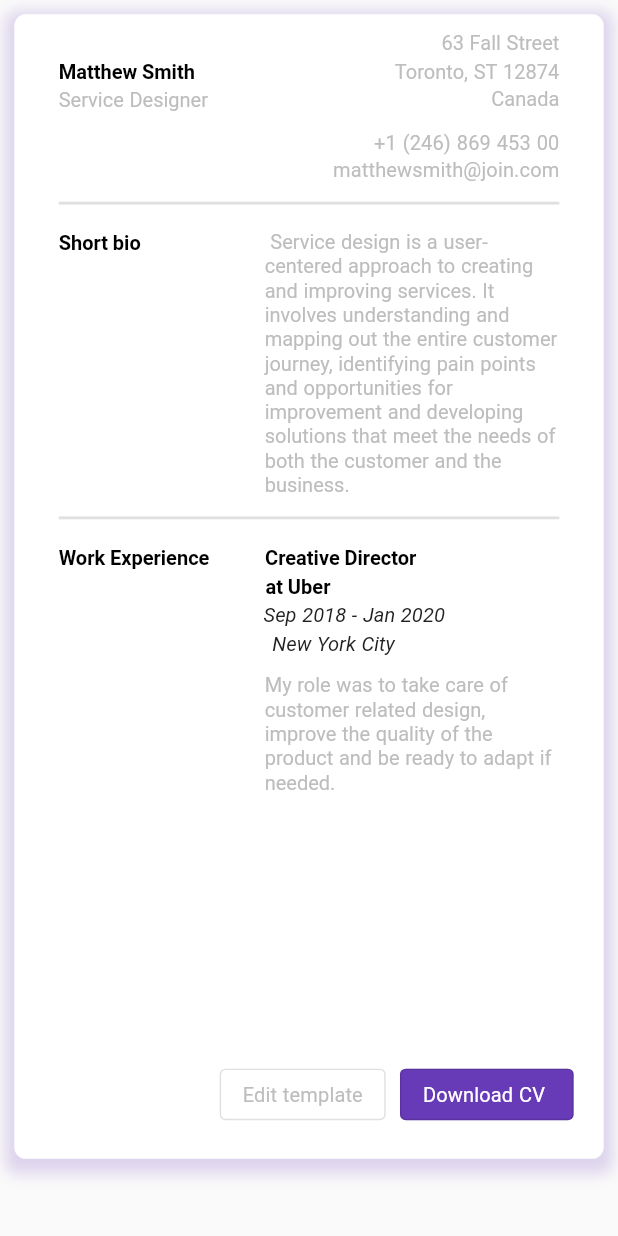
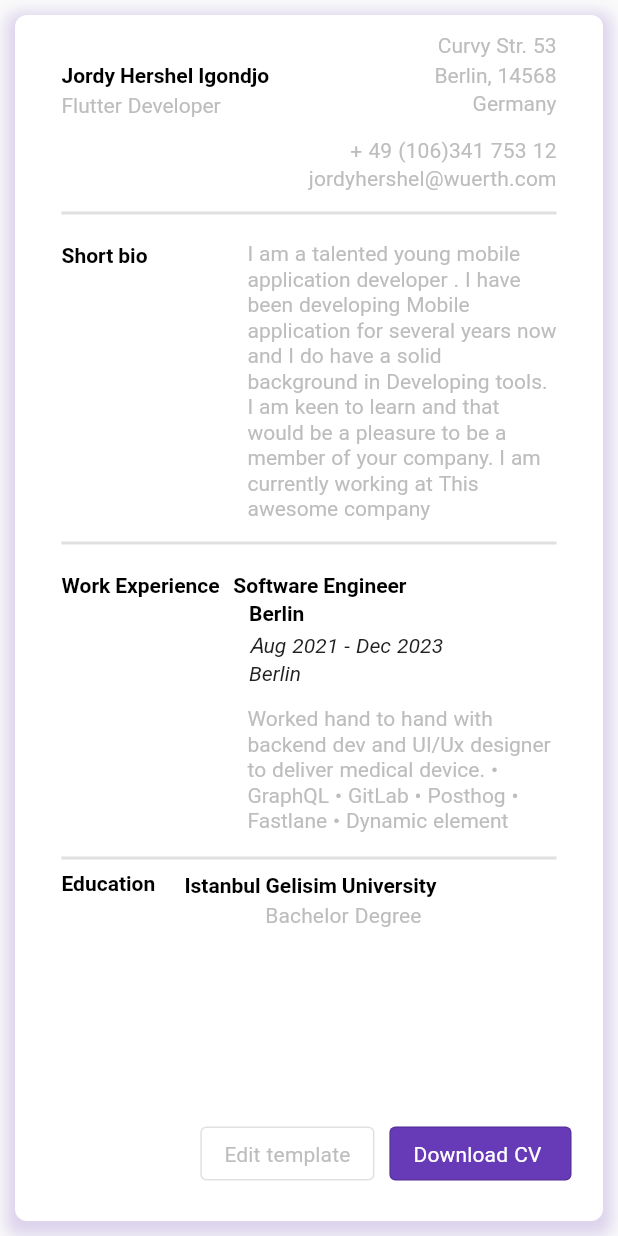
Before and after one commit to JordyHers-org/flutter_resume_template, a Flutter app: the screen it shows after launch, on a phone screen of 412 x 824 dp. Run offline on Flutter 3.47's test engine with Material 2 defaults, Android fonts, the phone set to English and light mode, and no system bars; drawn by our look-alikes of auto_size_text; our stand-ins replace google_fonts; Roboto replaces fonts that are missing (Tinos).

Commit message:
improved package added TextField

```diff
--- /dev/null
+++ b/example/lib/data/data.dart
@@ -0,0 +1,22 @@
+import 'package:flutter_resume_template/flutter_resume_template.dart';
+
+TemplateData data = TemplateData(
+  'Jordy Hershel Igondjo',
+  'Flutter Developer',
+  'Curvy Str. 53',
+  'Berlin, 14568',
+  'Germany',
+  'jordyhershel@wuerth.com',
+  '+ 49 (106)341 753 12',
+  'I am a talented young mobile application developer .'
+      ' I have been developing Mobile application for several years now and'
+      ' I do have a solid background in Developing tools. I am keen to '
+      'learn and that would be a pleasure to be a member of your company.'
+      ' I am currently working at This awesome company',
+  'Software Engineer',
+  'at Mindable Health',
+  'Aug 2021 - Dec 2023',
+  'Berlin',
+  '''Worked hand to hand with backend dev and UI/Ux designer to deliver medical device. • GraphQL • GitLab • Posthog • Fastlane • Dynamic element ''',
+  'Istanbul Gelisim University',
+);
--- a/example/lib/main.dart
+++ b/example/lib/main.dart
@@ -1,4 +1,5 @@
 import 'package:flutter_resume_template/flutter_resume_template.dart';
+import 'package:flutter_resume_template_example/data/data.dart';
 
 void main() {
   runApp(const MyApp());
@@ -21,6 +22,7 @@ class _MyAppState extends State<MyApp> {
         child: Scaffold(
           body: FlutterResumeTemplate(
             templateTheme: TemplateTheme.business,
+            data: data,
           ),
         ),
       ),
--- a/lib/flutter_resume_template.dart
+++ b/lib/flutter_resume_template.dart
@@ -5,5 +5,6 @@ export 'package:flutter_resume_template/src/layout/layout_business.dart';
 export 'package:flutter_resume_template/src/layout/layout_classic.dart';
 export 'package:flutter_resume_template/src/layout/layout_modern.dart';
 export 'package:flutter_resume_template/src/layout/layout_technical.dart';
+export 'package:flutter_resume_template/src/model/resume_template_data_model.dart';
 export 'package:flutter_resume_template/src/styles/theme.dart';
 export 'package:flutter_resume_template/src/utils/config.dart';
--- a/lib/src/app.dart
+++ b/lib/src/app.dart
@@ -1,9 +1,25 @@
 import 'package:flutter_resume_template/flutter_resume_template.dart';
+import 'package:flutter_resume_template/src/utils/strings.dart';
 
 class FlutterResumeTemplate extends StatefulWidget {
+  /// The [TemplateTheme] class holds two main information:
+  /// The template type and the theme data;
+  ///The theme and visual appearance depend on the selected
+  /// TemplateType.
   final TemplateTheme templateTheme;
 
-  const FlutterResumeTemplate({Key? key, required this.templateTheme})
+  /// The [TemplateData] class holds the general values available on the
+  /// on the resume. They are specifically separated to make them quite
+  /// modular. the [fullName] and [currentPosition] are on the top left.
+  ///
+  /// The  [street] , [address], [country], [email] and [phoneNumber] are
+  /// all at the top right corner. Although the location depend on the
+  /// template type.
+  ///
+  final TemplateData? data;
+
+  const FlutterResumeTemplate(
+      {Key? key, required this.templateTheme, this.data})
       : super(key: key);
 
   @override
@@ -25,7 +41,7 @@ class _FlutterResumeTemplateState extends State<FlutterResumeTemplate> {
         case TemplateType.technicalResume:
           return LayoutTechnical(h: h, w: w);
         case TemplateType.businessResume:
-          return LayoutBusiness(h: h, w: w);
+          return LayoutBusiness(h: h, w: w, data: widget.data ?? Str.mockData);
       }
     });
   }
--- a/lib/src/components/auto_size_text.dart
+++ b/lib/src/components/auto_size_text.dart
@@ -1,7 +1,7 @@
 import 'package:auto_size_text/auto_size_text.dart';
 import 'package:flutter_resume_template/flutter_resume_template.dart';
 
-class DisplayText extends StatelessWidget {
+class DisplayText extends StatefulWidget {
   final String text;
   final int? maxLines;
   final TextStyle? style;
@@ -20,14 +20,40 @@ class DisplayText extends StatelessWidget {
   }) : super(key: key);
 
   @override
+  State<DisplayText> createState() => _DisplayTextState();
+}
+
+class _DisplayTextState extends State<DisplayText> {
+  bool showFirstWidget = true;
+  final TextEditingController _controller = TextEditingController();
+
+  @override
   Widget build(BuildContext context) {
-    return AutoSizeText(
-      text,
-      presetFontSizes: const [14, 15, 16, 17],
-      maxFontSize: maxFontSize ?? 30.0,
-      minFontSize: minFontSize ?? 10.0,
-      maxLines: maxLines ?? 3,
-      style: style,
-    );
+    return showFirstWidget
+        ? GestureDetector(
+            onTap: () => setState(() {
+              showFirstWidget = false;
+            }),
+            child: AutoSizeText(
+              widget.text,
+              presetFontSizes: const [14, 15, 16, 17],
+              maxFontSize: widget.maxFontSize ?? 30.0,
+              minFontSize: widget.minFontSize ?? 10.0,
+              maxLines: widget.maxLines ?? 3,
+              style: widget.style,
+            ),
+          )
+        : SizedBox(
+            width: 110,
+            height: 50,
+            child: TextField(
+              controller: _controller,
+              cursorColor: Colors.amber,
+              decoration: const InputDecoration(),
+              onTap: () => setState(() {
+                showFirstWidget = true;
+              }),
+            ),
+          );
   }
 }
--- a/lib/src/layout/layout_business.dart
+++ b/lib/src/layout/layout_business.dart
@@ -1,24 +1,19 @@
-import 'dart:io';
-import 'dart:typed_data';
-import 'dart:ui' as ui;
-
-import 'package:flutter/rendering.dart';
 import 'package:flutter_resume_template/flutter_resume_template.dart';
 import 'package:flutter_resume_template/src/components/auto_size_text.dart';
 import 'package:flutter_resume_template/src/components/section_bio_container.dart';
-import 'package:flutter_resume_template/src/utils/strings.dart';
-import 'package:path_provider/path_provider.dart';
-import 'package:pdf/widgets.dart' as pw;
+import 'package:flutter_resume_template/src/repository/pdf_saver.dart';
 
 class LayoutBusiness extends StatefulWidget {
   const LayoutBusiness({
     super.key,
+    required this.data,
     required this.h,
     required this.w,
   });
 
   final double h;
   final double w;
+  final TemplateData data;
 
   @override
   State<LayoutBusiness> createState() => _LayoutBusinessState();
@@ -27,45 +22,11 @@ class LayoutBusiness extends StatefulWidget {
 class _LayoutBusinessState extends State<LayoutBusiness> {
   GlobalKey globalKey = GlobalKey();
 
-  Future<Uint8List> _capturePng() async {
-    RenderRepaintBoundary boundary =
-        globalKey.currentContext!.findRenderObject() as RenderRepaintBoundary;
-    ui.Image image = await boundary.toImage(pixelRatio: 3.0);
-    ByteData? byteData = await image.toByteData(format: ui.ImageByteFormat.png);
-    return byteData!.buffer.asUint8List();
-  }
-
-  Future<void> _createPDF() async {
-    final pdf = pw.Document();
-
-    final image = pw.MemoryImage(
-      await _capturePng(),
-    );
-
-    pdf.addPage(
-      pw.Page(
-        build: (pw.Context context) {
-          return pw.Center(
-            child: pw.Image(image),
-          );
-        },
-      ),
-    );
-
-    final directory = await getTemporaryDirectory();
-    final path = '${directory.path}/resume_type_.pdf';
-
-    final file = File(path);
-    await file.writeAsBytes(await pdf.save());
-  }
-
   @override
   Widget build(BuildContext context) {
-    return FittedBox(
-      fit: BoxFit.contain,
-      child: Container(
+    return Container(
       alignment: Alignment.centerRight,
-        height: widget.h < 670 ? widget.h * 1.2 : Config.largeHeight,
+      height: widget.h < 670 ? widget.h * 1.2 : widget.h,
       width: widget.w < 400 ? widget.w : widget.w * 0.2,
       margin: Config.margin,
       constraints: BoxConstraints(
@@ -83,7 +44,7 @@ class _LayoutBusinessState extends State<LayoutBusiness> {
               top: 30,
               left: 30,
               child: DisplayText(
-                  text: 'Matthew Smith',
+                text: widget.data.fullName,
                 style: Theme.of(context).textTheme.displayLarge,
               ),
             ),
@@ -91,7 +52,7 @@ class _LayoutBusinessState extends State<LayoutBusiness> {
               top: 50,
               left: 30,
               child: DisplayText(
-                  text: 'Service Designer ',
+                text: widget.data.currentPosition,
                 style: Theme.of(context).textTheme.titleMedium,
               ),
             ),
@@ -99,7 +60,7 @@ class _LayoutBusinessState extends State<LayoutBusiness> {
               top: 10,
               right: 30,
               child: DisplayText(
-                  text: '63 Fall Street',
+                text: widget.data.street,
                 style: Theme.of(context).textTheme.titleMedium,
               ),
             ),
@@ -107,7 +68,7 @@ class _LayoutBusinessState extends State<LayoutBusiness> {
               top: 30,
               right: 30,
               child: DisplayText(
-                  text: 'Toronto, ST 12874',
+                text: widget.data.address,
                 style: Theme.of(context).textTheme.titleMedium,
               ),
             ),
@@ -115,7 +76,7 @@ class _LayoutBusinessState extends State<LayoutBusiness> {
               top: 50,
               right: 30,
               child: DisplayText(
-                  text: 'Canada',
+                text: widget.data.country,
                 style: Theme.of(context).textTheme.titleMedium,
               ),
             ),
@@ -123,7 +84,7 @@ class _LayoutBusinessState extends State<LayoutBusiness> {
               top: 80,
               right: 30,
               child: DisplayText(
-                  text: '+1 (246) 869 453 00',
+                text: widget.data.phoneNumber,
                 style: Theme.of(context).textTheme.titleSmall,
               ),
             ),
@@ -131,7 +92,7 @@ class _LayoutBusinessState extends State<LayoutBusiness> {
               top: 100,
               right: 30,
               child: DisplayText(
-                  text: 'matthewsmith@join.com',
+                text: widget.data.email,
                 style: Theme.of(context).textTheme.titleSmall,
               ),
             ),
@@ -154,7 +115,7 @@ class _LayoutBusinessState extends State<LayoutBusiness> {
               right: 30,
               child: SBContainer(
                 child: DisplayText(
-                    text: Str.bioText,
+                  text: widget.data.bio,
                   maxLines: 20,
                   style: Theme.of(context)
                       .textTheme
@@ -180,33 +141,41 @@ class _LayoutBusinessState extends State<LayoutBusiness> {
             Positioned(
               top: 370,
               right: 130,
+              child: SBContainer(
                 child: DisplayText(
-                  text: 'Creative Director',
+                  text: widget.data.experienceTitle,
                   style: Theme.of(context).textTheme.displayLarge,
+                ),
               ),
             ),
             Positioned(
               top: 390,
-                right: 190,
+              left: 155,
+              child: SBContainer(
                 child: DisplayText(
-                  text: 'at Uber',
+                  text: widget.data.experienceLocation,
                   style: Theme.of(context).textTheme.displayLarge,
+                ),
               ),
             ),
             Positioned(
               top: 410,
-                right: 110,
+              left: 155,
+              child: SBContainer(
                 child: DisplayText(
-                  text: 'Sep 2018 - Jan 2020',
+                  text: widget.data.experiencePeriod,
                   style: Theme.of(context).textTheme.bodySmall,
+                ),
               ),
             ),
             Positioned(
               top: 430,
-                right: 145,
+              left: 155,
+              child: SBContainer(
                 child: DisplayText(
-                  text: 'New York City',
+                  text: widget.data.experienceLocation,
                   style: Theme.of(context).textTheme.bodySmall,
+                ),
               ),
             ),
             Positioned(
@@ -214,12 +183,46 @@ class _LayoutBusinessState extends State<LayoutBusiness> {
               right: 30,
               child: SBContainer(
                 child: DisplayText(
-                    text: Str.myRoleText,
-                    maxLines: 20,
+                  text: widget.data.experienceDescription,
+                  maxLines: 15,
                   style: Theme.of(context)
                       .textTheme
                       .titleMedium
                       ?.copyWith(height: 1.2),
+                ),
+              ),
+            ),
+            const Positioned(
+              top: 560,
+              left: 30,
+              right: 30,
+              child: SHDivider(),
+            ),
+            Positioned(
+              top: 570,
+              left: 30,
+              child: DisplayText(
+                text: 'Education',
+                style: Theme.of(context).textTheme.displayLarge,
+              ),
+            ),
+            Positioned(
+              top: 570,
+              right: 110,
+              child: SBContainer(
+                child: DisplayText(
+                  text: widget.data.education,
+                  style: Theme.of(context).textTheme.displayLarge,
+                ),
+              ),
+            ),
+            Positioned(
+              top: 590,
+              right: 120,
+              child: SBContainer(
+                child: DisplayText(
+                  text: 'Bachelor Degree',
+                  style: Theme.of(context).textTheme.titleSmall,
                 ),
               ),
             ),
@@ -237,7 +240,7 @@ class _LayoutBusinessState extends State<LayoutBusiness> {
                   ),
                   SizedBox(width: Config.tenPx),
                   OutlinedButton(
-                      onPressed: _createPDF,
+                    onPressed: () => PdfHandler().createResume(globalKey),
                     style: OutlinedButton.styleFrom(
                         backgroundColor: Theme.of(context).primaryColor,
                         foregroundColor: Colors.white),
@@ -255,7 +258,6 @@ class _LayoutBusinessState extends State<LayoutBusiness> {
           ],
         ),
       ),
-      ),
     );
   }
 }
--- /dev/null
+++ b/lib/src/model/resume_template_data_model.dart
@@ -0,0 +1,40 @@
+class TemplateData {
+  /// The [TemplateData] class holds the general values available on the
+  /// on the resume. They are specifically separated to make them quite
+  /// modular. the [fullName] and [currentPosition] are on the top left.
+  ///
+  /// The  [street] , [address], [country], [email] and [phoneNumber] are
+  /// all at the top right corner. Although the location depend on the
+  /// template type.
+  ///
+  final String fullName,
+      currentPosition,
+      street,
+      address,
+      country,
+      email,
+      phoneNumber,
+      bio,
+      experienceTitle,
+      experiencePlace,
+      experiencePeriod,
+      experienceLocation,
+      experienceDescription,
+      education;
+
+  TemplateData(
+      this.fullName,
+      this.currentPosition,
+      this.street,
+      this.address,
+      this.country,
+      this.email,
+      this.phoneNumber,
+      this.bio,
+      this.experienceTitle,
+      this.experiencePlace,
+      this.experiencePeriod,
+      this.experienceLocation,
+      this.experienceDescription,
+      this.education);
+}
--- /dev/null
+++ b/lib/src/repository/pdf_saver.dart
@@ -0,0 +1,45 @@
+import 'dart:io';
+import 'dart:typed_data';
+import 'dart:ui' as ui;
+
+import 'package:flutter/rendering.dart';
+import 'package:flutter_resume_template/flutter_resume_template.dart';
+import 'package:path_provider/path_provider.dart';
+import 'package:pdf/widgets.dart' as pw;
+
+abstract class PdfHandlerInterface {
+  Future<void> createResume(GlobalKey key);
+  Future<Uint8List> _capturePng(GlobalKey key);
+  Future<void> _createPDF(GlobalKey key);
+}
+
+class PdfHandler implements PdfHandlerInterface {
+  // generate the final resume in pdf.
+  @override
+  Future<void> createResume(GlobalKey key) async => _createPDF(key);
+
+  @override
+  Future<Uint8List> _capturePng(GlobalKey key) async {
+    RenderRepaintBoundary boundary =
+        key.currentContext!.findRenderObject() as RenderRepaintBoundary;
+    ui.Image image = await boundary.toImage(pixelRatio: 3.0);
+    ByteData? byteData = await image.toByteData(format: ui.ImageByteFormat.png);
+    return byteData!.buffer.asUint8List();
+  }
+
+  @override
+  Future<void> _createPDF(GlobalKey key) async {
+    final directory = await getTemporaryDirectory();
+    final path = '${directory.path}/resume_${key.hashCode}.pdf';
+    final pdf = pw.Document();
+    final image = pw.MemoryImage(await _capturePng(key));
+    pdf.addPage(
+      pw.Page(
+        build: (pw.Context context) => pw.Center(child: pw.Image(image)),
+      ),
+    );
+    print(path);
+    final file = File(path);
+    await file.writeAsBytes(await pdf.save());
+  }
+}
--- a/lib/src/styles/theme.dart
+++ b/lib/src/styles/theme.dart
@@ -12,7 +12,7 @@ enum TemplateType {
 }
 
 class TemplateTheme {
-  // templateType
+  /// templateType
   final TemplateType type;
   // template themeData
   final ThemeData themeData;
--- a/lib/src/utils/config.dart
+++ b/lib/src/utils/config.dart
@@ -5,6 +5,10 @@ class Config {
       MediaQuery.of(context).size.height;
   static dynamicWidth(BuildContext context) =>
       MediaQuery.of(context).size.width;
+
+  static Padding padding = Padding(padding: EdgeInsets.all(tenPx));
+
+  static EdgeInsetsGeometry margin = EdgeInsets.all(tenPx);
 
   static double smallHeight = 250.0;
   static double mediumHeight = 500.0;
@@ -23,10 +27,6 @@ class Config {
   static double onePx = 1.0;
   static double oPx = 0.0;
 
-  static Padding padding = Padding(padding: EdgeInsets.all(tenPx));
-
-  static EdgeInsetsGeometry margin = EdgeInsets.all(tenPx);
-
   static Decoration decoration(BuildContext context) => BoxDecoration(
       color: Colors.white,
       boxShadow: [
--- a/lib/src/utils/strings.dart
+++ b/lib/src/utils/strings.dart
@@ -1,7 +1,26 @@
+import 'package:flutter_resume_template/src/model/resume_template_data_model.dart';
+
 class Str {
   static String bioText =
       ''' Service design is a user-centered approach to creating and improving services. It involves understanding and mapping out the entire customer journey, identifying pain points and opportunities for improvement and developing solutions that meet the needs of both the customer and the business.''';
 
   static String myRoleText =
       'My role was to take care of customer related design, improve the quality of the product and be ready to adapt if needed.';
+
+  static TemplateData mockData = TemplateData(
+    'Matthew Smith',
+    'Service Designer',
+    '63 Fall Street',
+    'Toronto, ST 12874',
+    'Canada',
+    'matthewsmith@join.com',
+    '+ 1 (246)869 453 00',
+    Str.bioText,
+    'Creative Director',
+    'at Uber',
+    'Sep 2018 - Jan 2020',
+    'New york City',
+    Str.myRoleText,
+    'Yale Gala University',
+  );
 }
```
Lines whose indentation alone changed are shown as unchanged.
